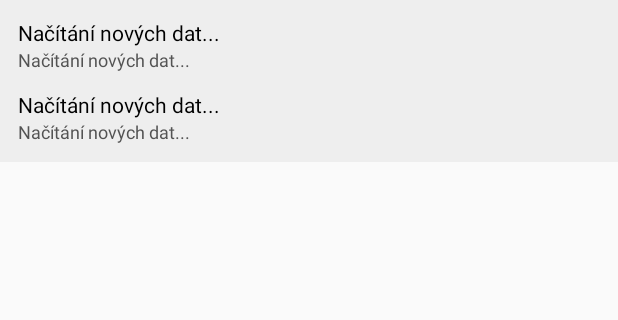
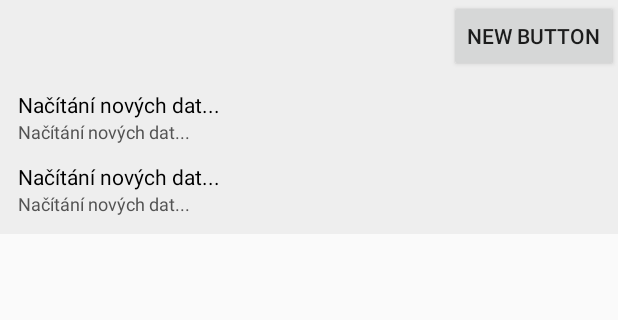
Before and after one commit to ArkayCZ/SPST-Lunchez, an Android app: the layout basic_widget.xml on its own in the app's theme, with its tools: preview values and no code run, on a phone screen of 412 x 824 dp, the part 69-389 px from its top. Run offline under Robolectric (Android 15) with nearby library versions, the phone set to English and light mode, and no system bars.

Commit message:
Fixed parsing after they for some reason stopped putting spaces after commas.

```diff
--- a/app/src/main/java/org/nexussoft/spstlunches/DataProvider.java
+++ b/app/src/main/java/org/nexussoft/spstlunches/DataProvider.java
@@ -35,6 +35,9 @@ public class DataProvider {
         String first = nextDayDivs.get(3).text();
         String second = nextDayDivs.get(4).text();
 
+        first = first.replaceAll("[,.!?;:]", "$0 ").replaceAll("\\s+", " ");
+        second = second.replaceAll("[,.!?;:]", "$0 ").replaceAll("\\s+", " ");
+
         return new String[]{this.extractImportantInfo(first), this.extractImportantInfo(second), this.extractFirstPart(first)};
     }
 
--- a/app/src/main/res/layout/basic_widget.xml
+++ b/app/src/main/res/layout/basic_widget.xml
@@ -14,6 +14,13 @@
         android:text="@string/basic_widget_title"
         android:textColor="@color/basicWidgetTitle"
         android:textSize="16sp" />
+
+    <Button
+        android:layout_width="wrap_content"
+        android:layout_height="wrap_content"
+        android:text="New Button"
+        android:id="@+id/refresh_button"
+        android:layout_gravity="right" />
 
     <LinearLayout
         android:layout_width="match_parent"
```
Also changed, not shown: app/src/main/java/org/nexussoft/spstlunches/BasicWidgetProvider.java (+34 -7 lines), app/src/main/res/mipmap-xxxhdpi/icon_material.png (added), 4 other files.
